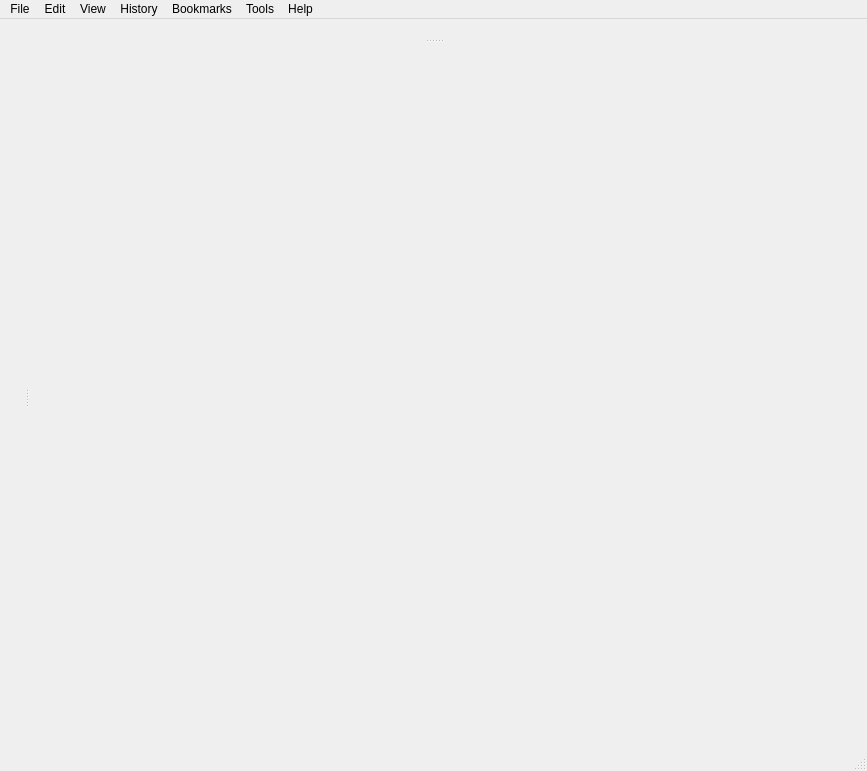
OtterBrowser/otter-browser, file src/ui/MainWindow.ui: the form before one commit.
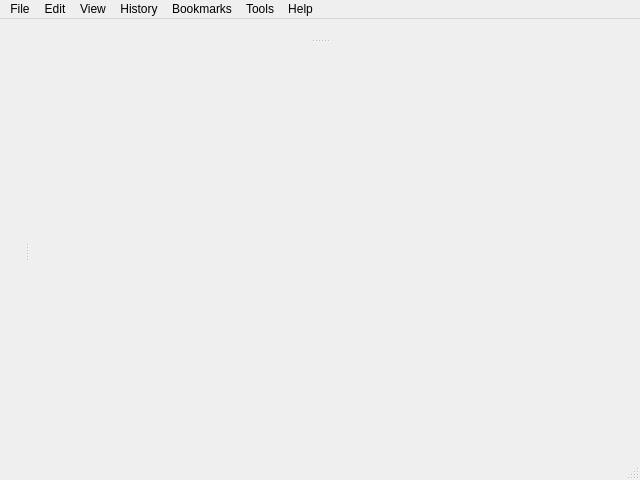
The form after the commit. Custom widgets are drawn as their Qt base class.

Commit message: Do not allow duplicates of single instance tabs to be shown in closed tabs menu

```diff
--- a/src/ui/MainWindow.ui
+++ b/src/ui/MainWindow.ui
@@ -6,8 +6,8 @@
    <rect>
     <x>0</x>
     <y>0</y>
-    <width>867</width>
-    <height>771</height>
+    <width>640</width>
+    <height>480</height>
    </rect>
   </property>
   <property name="contextMenuPolicy">
@@ -78,7 +78,7 @@
     <rect>
      <x>0</x>
      <y>0</y>
-     <width>867</width>
+     <width>640</width>
      <height>24</height>
     </rect>
    </property>
```
The commit also changes 7 other files.
